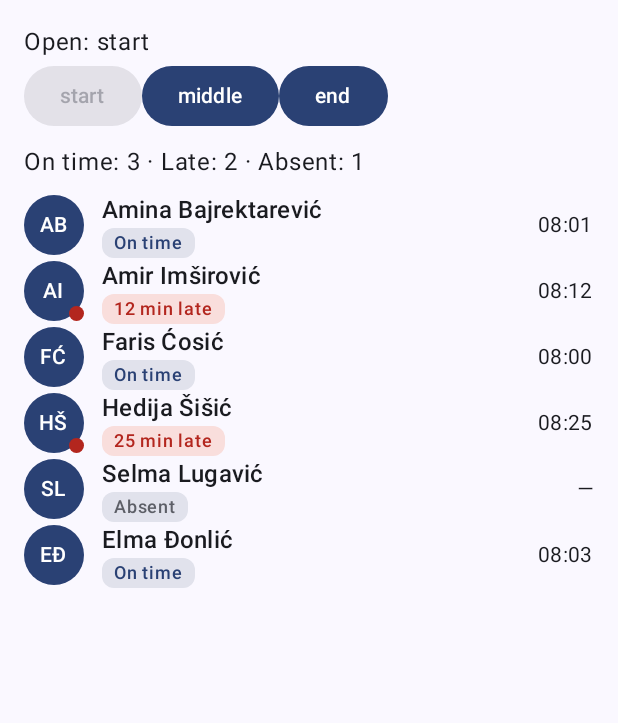
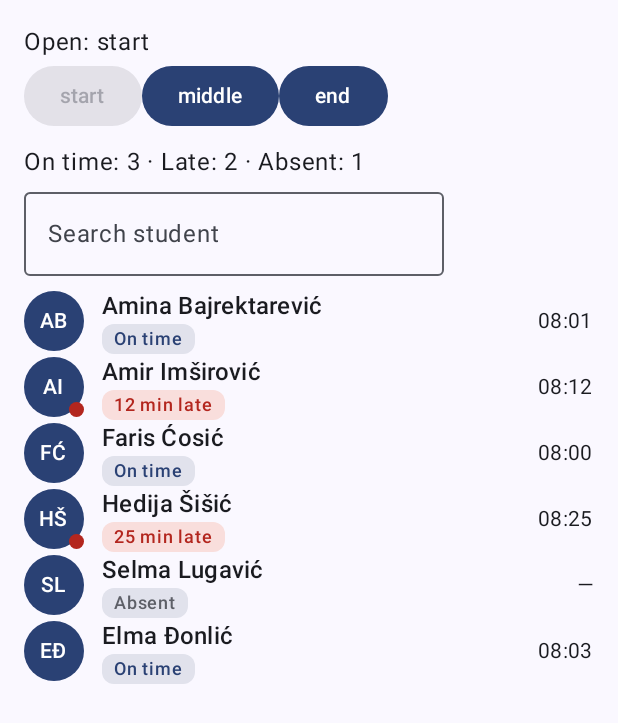
Before and after one commit to Faris-Cosic/RMAS-LV-5, an Android app built with Jetpack Compose: the screen it shows after launch (MainActivity), after a tap on "start", on a phone screen of 412 x 824 dp. Shown: the top 723 px of the screen. Run offline under Robolectric (Android 15) with nearby library versions, the phone set to English and light mode, and no system bars.

Commit message:
Dodan dio 1

```diff
--- a/app/src/main/java/ba/untz/attendance1/MainActivity.kt
+++ b/app/src/main/java/ba/untz/attendance1/MainActivity.kt
@@ -26,6 +26,7 @@ import androidx.compose.foundation.shape.CircleShape
 import androidx.compose.foundation.verticalScroll
 import androidx.compose.material3.Button
 import androidx.compose.material3.MaterialTheme
+import androidx.compose.material3.OutlinedTextField
 import androidx.compose.material3.Scaffold
 import androidx.compose.material3.Surface
 import androidx.compose.material3.Text
@@ -213,6 +214,9 @@ fun ProfessorScreen(modifier: Modifier = Modifier) {
     var openWindow by rememberSaveable { mutableStateOf<Window?>(null) }
     var checkIns by remember {mutableStateOf(sampleCheckIns)}
 
+    var query by rememberSaveable {mutableStateOf<String>("")}
+
+
     Column(
         modifier = modifier
             .fillMaxSize()
@@ -225,10 +229,14 @@ fun ProfessorScreen(modifier: Modifier = Modifier) {
         if (openWindow == null) {
             Text("Open a window to see check ins")
         } else {
-            val visible = checkIns.filter { it.window == openWindow }
+            val visible = checkIns.filter { it.window == openWindow && it.student.name.contains(query, ignoreCase = true)}
             AttendanceSummary(visible)
+            SearchField(query, {query = it})
             Spacer(Modifier.height(8.dp))
             Column {
+                if(visible.isEmpty()){
+                    Text("No check-ins match the filter.")
+                }
                 visible.forEach { checkIn ->
                     CheckInCard(checkIn, checkIns)
                 }
@@ -237,8 +245,26 @@ fun ProfessorScreen(modifier: Modifier = Modifier) {
     }
 }
 
+@Composable
+fun SearchField(query : String, onQueryChange: (String) -> Unit, modifier : Modifier = Modifier) {
+    Row(modifier = Modifier.fillMaxWidth()){
+        OutlinedTextField(
+            value = query,
+            onValueChange = onQueryChange,
+            label = {Text("Search student")},
+            placeholder = {Text("e.g. Amir")}
+        )
+    }
+}
+
 @Preview(showBackground = true)
 @Composable
 fun CheckInCardPreview(){
     CheckInCard(sampleCheckIns[0], allCheckIns = sampleCheckIns)
 }
+
+@Preview(showBackground = true)
+@Composable
+fun SearchFieldPreview(){
+    SearchField("ami", onQueryChange = {})
+}
```
